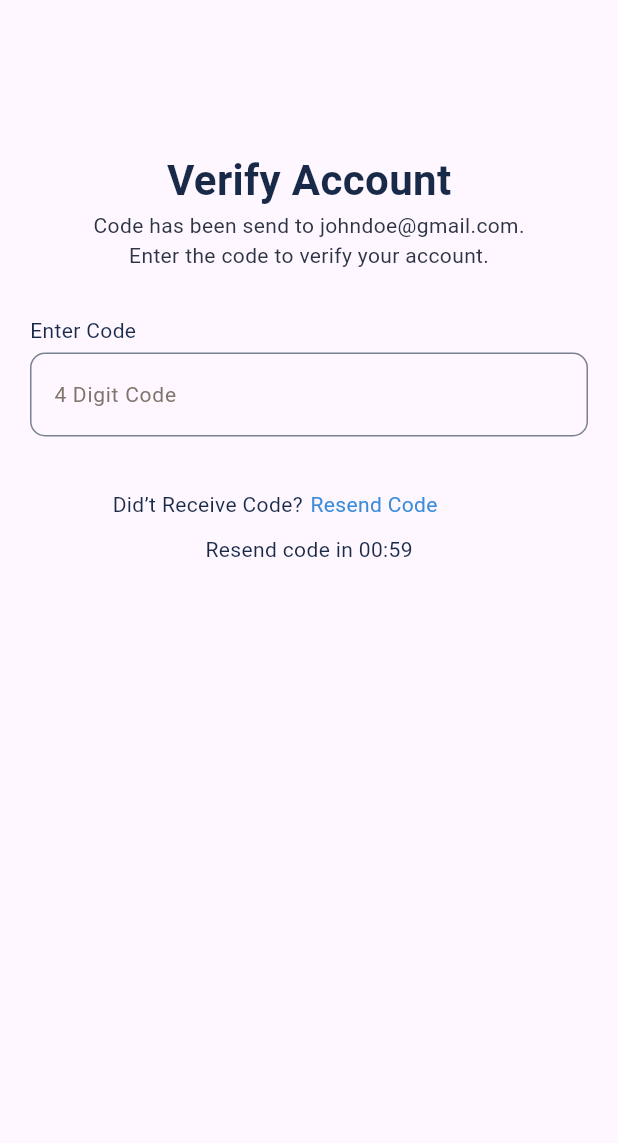
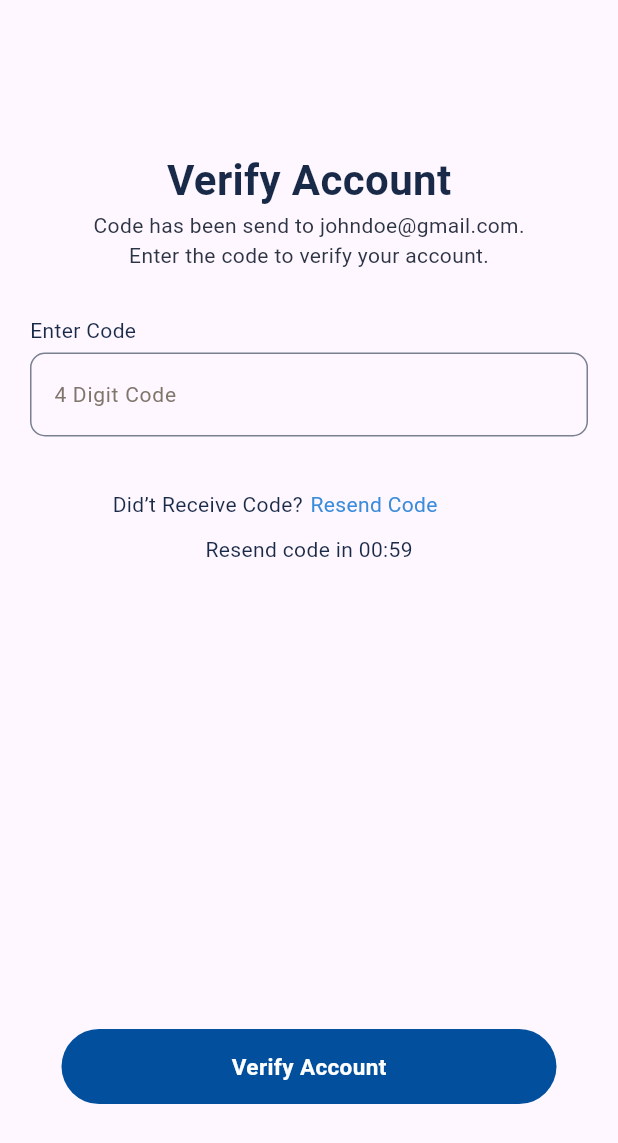
Before and after one commit to rifatalam26/plumber_tech, a Flutter app: the screen it shows after launch, on a phone screen of 412 x 824 dp. Shown: the top 1143 px of the screen. Run offline on Flutter 3.47's test engine with Material 3 defaults, Android fonts, the phone set to English and light mode, and no system bars.

Commit message:
Verify Account Screen ok

```diff
--- a/lib/View/Customer Registration Screen/verify_account_screen.dart
+++ b/lib/View/Customer Registration Screen/verify_account_screen.dart
@@ -10,33 +10,33 @@ class VerifyAccountScreen extends StatefulWidget {
 class _VerifyAccountScreenState extends State<VerifyAccountScreen> {
   @override
   Widget build(BuildContext context) {
-    return const Scaffold(
+    return Scaffold(
       body: SingleChildScrollView(
         child: Center(
           child: Column(
             children: [
-              SizedBox(
+              const SizedBox(
                 height: 100,
               ),
-              Text(
+              const Text(
                 "Verify Account",
                 style: TextStyle(
                     fontSize: 28,
                     fontWeight: FontWeight.bold,
                     color: Color(0xff192A48)),
               ),
-              Text(
+              const Text(
                 "Code has been send to johndoe@gmail.com.",
                 style: TextStyle(fontSize: 14, color: Color(0xff2D3444)),
               ),
-              Text(
+              const Text(
                 "Enter the code to verify your account.",
                 style: TextStyle(fontSize: 14, color: Color(0xff2D3444)),
               ),
-              SizedBox(
+              const SizedBox(
                 height: 30,
               ),
-              Row(
+              const Row(
                 children: [
                   SizedBox(
                     width: 20,
@@ -47,10 +47,10 @@ class _VerifyAccountScreenState extends State<VerifyAccountScreen> {
                   ),
                 ],
               ),
-              SizedBox(
+              const SizedBox(
                 height: 5,
               ),
-              Padding(
+              const Padding(
                 padding: EdgeInsets.only(left: 20, right: 20),
                 child: TextField(
                   decoration: InputDecoration(
@@ -66,10 +66,10 @@ class _VerifyAccountScreenState extends State<VerifyAccountScreen> {
                   ),
                 ),
               ),
-              SizedBox(
+              const SizedBox(
                 height: 35,
               ),
-              Row(
+              const Row(
                 children: [
                   SizedBox(
                     width: 75,
@@ -87,12 +87,31 @@ class _VerifyAccountScreenState extends State<VerifyAccountScreen> {
                   ),
                 ],
               ),
-              SizedBox(
+              const SizedBox(
                 height: 10,
               ),
-              Text(
+              const Text(
                 "Resend code in 00:59",
                 style: TextStyle(fontSize: 14, color: Color(0xff192A48)),
+              ),
+              const SizedBox(
+                height: 310,
+              ),
+              Container(
+                height: 50,
+                width: 330,
+                decoration: BoxDecoration(
+                    color: const Color(0xff024F9E),
+                    borderRadius: BorderRadius.circular(25)),
+                child: const Center(
+                  child: Text(
+                    "Verify Account",
+                    style: TextStyle(
+                        fontSize: 15,
+                        fontWeight: FontWeight.bold,
+                        color: Colors.white),
+                  ),
+                ),
               ),
             ],
           ),
```
